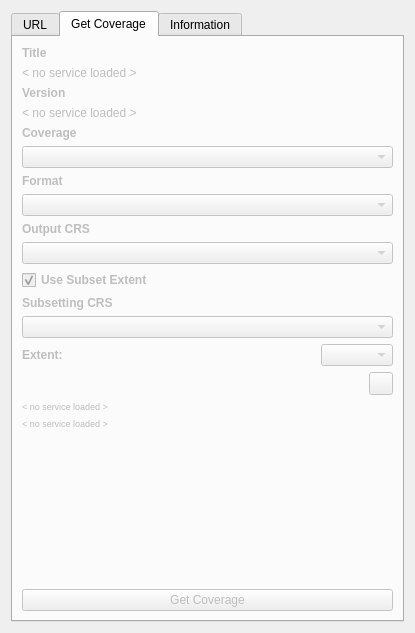
Old version of the form simplewcs_dialog_base.ui in the repository marcusmohr/simplewcs2.
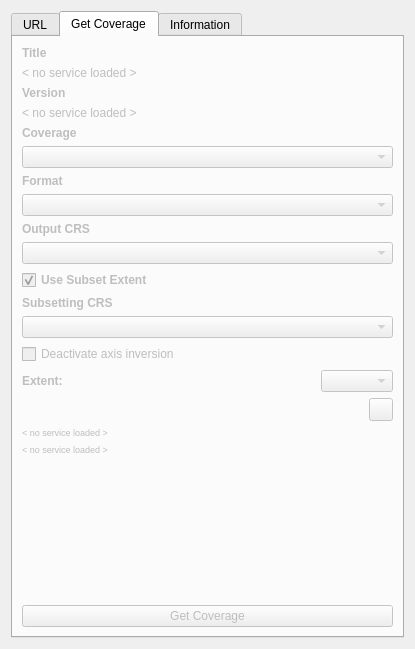
New version of the form. The open tabs and pages were chosen to show the change.

The edit to the form file:
```diff
--- a/simplewcs_dialog_base.ui
+++ b/simplewcs_dialog_base.ui
@@ -10,7 +10,7 @@
     <x>0</x>
     <y>0</y>
     <width>415</width>
-    <height>633</height>
+    <height>649</height>
    </rect>
   </property>
   <property name="windowTitle">
@@ -294,6 +294,16 @@
           <item>
            <widget class="QComboBox" name="cbSubsetCrs"/>
           </item>
+          <item>
+           <widget class="QCheckBox" name="cbAxisInversion">
+            <property name="toolTip">
+             <string>&lt;html&gt;&lt;head/&gt;&lt;body&gt;&lt;p&gt;Only applies to crs with inverted axis (e.g. wgs84) ) - useful if service advertises a false axis order&lt;/p&gt;&lt;/body&gt;&lt;/html&gt;</string>
+            </property>
+            <property name="text">
+             <string>Deactivate axis inversion</string>
+            </property>
+           </widget>
+          </item>
           <item>
            <widget class="QWidget" name="wgExtentMode" native="true">
             <layout class="QHBoxLayout" name="horizontalLayout">
```
Left out of the diff: 2 changed lines with no effect on the pictures.
